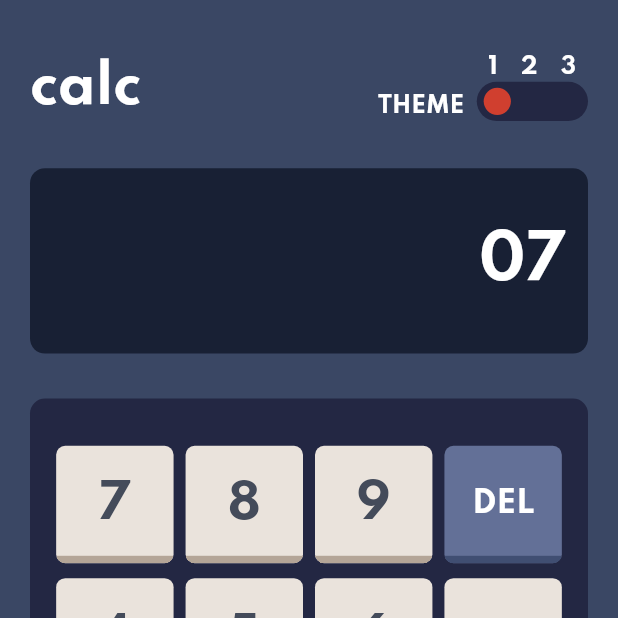
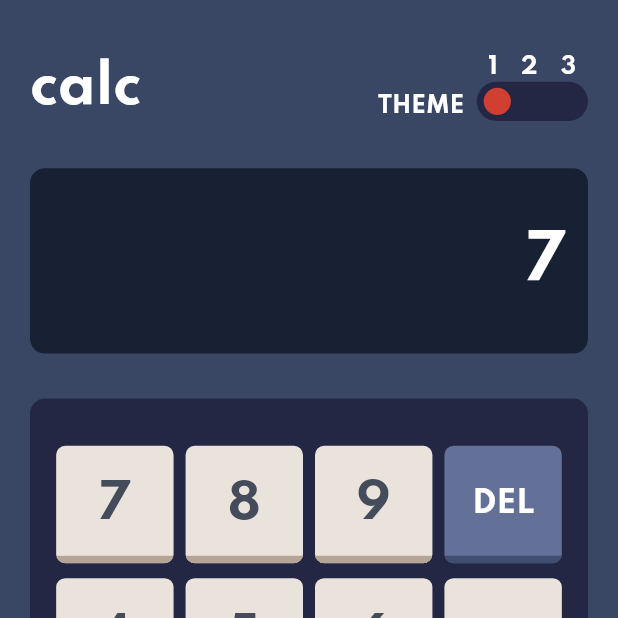
Before and after one commit to mulieriq/Simple-Calculator, a Flutter app: the screen it shows after launch, after a tap on an icon or button, on a phone screen of 412 x 824 dp, the top half of it. Run offline on Flutter 3.47's test engine with Material 2 defaults, Android fonts, the phone set to English and light mode, and no system bars; drawn by our look-alikes of auto_size_text; our stand-ins replace flutter_bloc, freezed_annotation, hydrated_bloc, math_expressions, responsive_sizer.

```diff
--- a/calculator_app/lib/core/data/constants.dart
+++ b/calculator_app/lib/core/data/constants.dart
@@ -6,7 +6,7 @@ class Constants {
     '7',
     '8',
     '9',
-    'DEL',
+    kDeleteButton,
     '4',
     '5',
     '6',
@@ -22,11 +22,12 @@ class Constants {
   ];
 
   static const List<String> resetButtonList = [
-    'RESET',
-    '=',
+    kResetButton,
+    kEqualButton,
   ];
 
   static const String kResetButton = 'RESET';
   static const String kDeleteButton = 'DEL';
   static const String kEqualButton = '=';
+  static const String kMathError = 'Math Error';
 }
--- a/calculator_app/lib/features/calculator/presentation/state/calculator_cubit.dart
+++ b/calculator_app/lib/features/calculator/presentation/state/calculator_cubit.dart
@@ -1,8 +1,11 @@
 import 'package:calculator_app/core/core.dart';
 import 'package:hydrated_bloc/hydrated_bloc.dart';
+import 'package:math_expressions/math_expressions.dart';
 
 class CalculatorCubit extends HydratedCubit<String> {
   CalculatorCubit() : super('0');
+
+  Parser p = Parser();
 
   @override
   String? fromJson(Map<String, dynamic> json) {
@@ -26,6 +29,7 @@ class CalculatorCubit extends HydratedCubit<String> {
         deleteCharacter();
         break;
       case Constants.kEqualButton:
+        result();
         break;
       default:
         handleExpressions(key);
@@ -37,6 +41,8 @@ class CalculatorCubit extends HydratedCubit<String> {
 
     if (expression.isEmpty) {
       emit('0');
+    } else if (state == Constants.kMathError) {
+      emit('0');
     } else {
       emit(expression);
     }
@@ -44,9 +50,25 @@ class CalculatorCubit extends HydratedCubit<String> {
 
   void resetData() => emit('0');
 
-  void result() {}
+  void result() {
+    try {
+      final exp = p.parse(state.replaceAll('x', '*'));
+
+      final contextModel = ContextModel();
+      final results = exp.evaluate(EvaluationType.REAL, contextModel);
+      emit(results.toString());
+    } catch (e) {
+      emit(Constants.kMathError);
+    }
+  }
 
   void handleExpressions(String key) {
-    emit(state + key);
+    if (key == '.') {
+      emit(state + key);
+    } else {
+      final newState = state + key;
+
+      emit(newState.startsWith('0') ? newState.substring(1) : newState);
+    }
   }
 }
--- a/calculator_app/lib/features/calculator/presentation/widgets/components/keypad_button_component.dart
+++ b/calculator_app/lib/features/calculator/presentation/widgets/components/keypad_button_component.dart
@@ -30,7 +30,7 @@ class KeypadButtonComponent extends StatelessWidget {
                 child: Container(
                   clipBehavior: Clip.hardEdge,
                   decoration: BoxDecoration(
-                    color: e == 'DEL'
+                    color: e == Constants.kDeleteButton
                         ? state.deleteResetButtonThemeTransformer()
                         : state.keyPadButtonThemeTransformer(),
                     borderRadius: BorderRadius.circular(6),
@@ -46,8 +46,11 @@ class KeypadButtonComponent extends StatelessWidget {
                               .textTheme
                               .displayLarge!
                               .copyWith(
-                                color: e == 'DEL' ? ColorPalette.white : null,
-                                fontSize: e == 'DEL' ? 20 : null,
+                                color: e == Constants.kDeleteButton
+                                    ? ColorPalette.white
+                                    : null,
+                                fontSize:
+                                    e == Constants.kDeleteButton ? 20 : null,
                               ),
                         ),
                       ),
@@ -56,7 +59,7 @@ class KeypadButtonComponent extends StatelessWidget {
                         child: Container(
                           height: Adaptive.h(.6),
                           decoration: BoxDecoration(
-                            color: e == 'DEL'
+                            color: e == Constants.kDeleteButton
                                 ? state
                                     .deleteResetButtonShadowThemeTransformer()
                                 : state
--- a/calculator_app/lib/features/calculator/presentation/widgets/components/reset_buttons_component.dart
+++ b/calculator_app/lib/features/calculator/presentation/widgets/components/reset_buttons_component.dart
@@ -30,7 +30,7 @@ class ResetButtonsComponent extends StatelessWidget {
                 child: Container(
                   clipBehavior: Clip.hardEdge,
                   decoration: BoxDecoration(
-                    color: e == '='
+                    color: e == Constants.kEqualButton
                         ? state.equalAndToggleButtonThemeTransformer()
                         : state.deleteResetButtonThemeTransformer(),
                     borderRadius: BorderRadius.circular(10),
@@ -48,7 +48,7 @@ class ResetButtonsComponent extends StatelessWidget {
                                 .displayLarge!
                                 .copyWith(
                                   fontSize: 25,
-                                  color: e == '=' &&
+                                  color: e == Constants.kEqualButton &&
                                           state ==
                                               PreferredThemeCubitState
                                                   .darkVioletTheme()
@@ -62,7 +62,7 @@ class ResetButtonsComponent extends StatelessWidget {
                           child: Container(
                             height: Adaptive.h(.6),
                             decoration: BoxDecoration(
-                              color: e == 'RESET'
+                              color: e == Constants.kResetButton
                                   ? state
                                       .deleteResetButtonShadowThemeTransformer()
                                   : state.equalButtonShadowThemeTransformer(),
```
